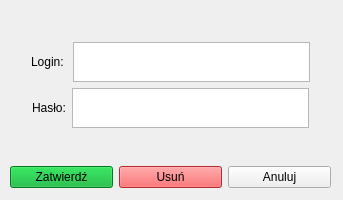
Before: the Qt Designer form _server/_projectFiles/usereditform.ui in DKrakowczyk/CloudDrive, drawn with Qt 5.
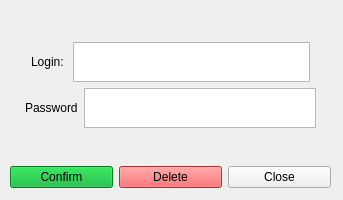
After: the same form once the commit is applied. Icons and pictures are not drawn.

```diff
--- a/_server/_projectFiles/usereditform.ui
+++ b/_server/_projectFiles/usereditform.ui
@@ -1367,7 +1367,7 @@
       <item>
        <widget class="QLabel" name="labelUserPassword">
         <property name="text">
-         <string>Hasło:</string>
+         <string>Password</string>
         </property>
        </widget>
       </item>
@@ -1417,7 +1417,7 @@
          <string notr="true">background-color: rgb(0, 173, 43);</string>
         </property>
         <property name="text">
-         <string>Zatwierdź</string>
+         <string>Confirm</string>
         </property>
        </widget>
       </item>
@@ -1427,14 +1427,14 @@
          <string notr="true">background-color: rgb(255, 61, 64);</string>
         </property>
         <property name="text">
-         <string>Usuń</string>
+         <string>Delete</string>
         </property>
        </widget>
       </item>
       <item>
        <widget class="QPushButton" name="buttonReject">
         <property name="text">
-         <string>Anuluj</string>
+         <string>Close</string>
         </property>
        </widget>
       </item>
```
